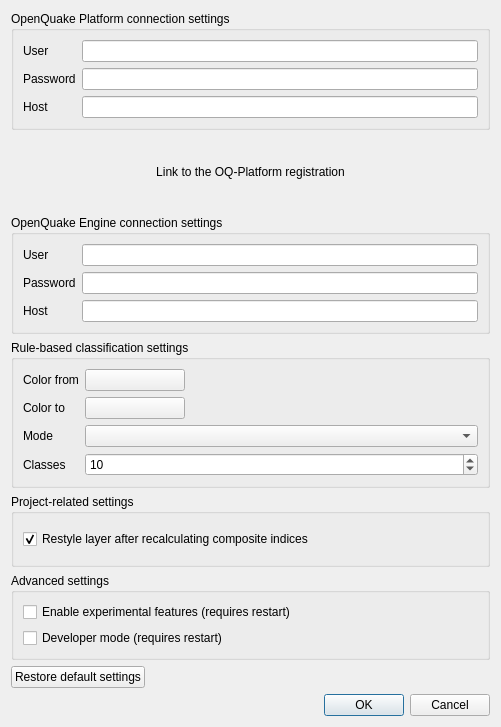
Old version of the form svir/ui/ui_settings.ui in the repository gem/oq-irmt-qgis.
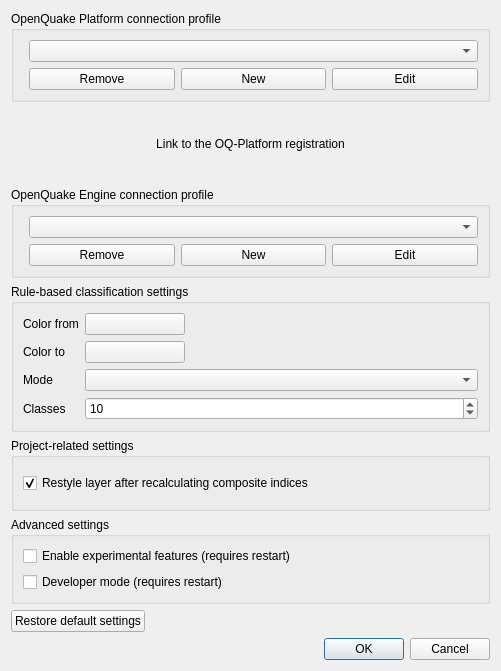
New version of the form.

Commit message: Management of multiple connection profiles

The edit to the form file:
```diff
--- a/svir/ui/ui_settings.ui
+++ b/svir/ui/ui_settings.ui
@@ -7,7 +7,7 @@
     <x>0</x>
     <y>0</y>
     <width>501</width>
-    <height>727</height>
+    <height>671</height>
    </rect>
   </property>
   <property name="windowTitle">
@@ -17,45 +17,42 @@
    <item>
     <widget class="QGroupBox" name="platform_settings_gbx">
      <property name="title">
-      <string>OpenQuake Platform connection settings</string>
+      <string>OpenQuake Platform connection profile</string>
      </property>
      <layout class="QFormLayout" name="formLayout">
       <property name="fieldGrowthPolicy">
        <enum>QFormLayout::AllNonFixedFieldsGrow</enum>
       </property>
-      <item row="0" column="0">
-       <widget class="QLabel" name="label">
-        <property name="text">
-         <string>User</string>
-        </property>
-       </widget>
-      </item>
       <item row="0" column="1">
-       <widget class="QLineEdit" name="platformUsernameEdit"/>
-      </item>
-      <item row="1" column="0">
-       <widget class="QLabel" name="label_2">
-        <property name="text">
-         <string>Password</string>
-        </property>
-       </widget>
+       <widget class="QComboBox" name="platform_profile_cbx"/>
       </item>
       <item row="1" column="1">
-       <widget class="QLineEdit" name="platformPasswordEdit">
-        <property name="echoMode">
-         <enum>QLineEdit::Password</enum>
+       <layout class="QHBoxLayout" name="horizontalLayout_2">
+        <property name="topMargin">
+         <number>0</number>
         </property>
-       </widget>
-      </item>
-      <item row="2" column="0">
-       <widget class="QLabel" name="label_3">
+        <item>
+         <widget class="QPushButton" name="pla_remove_btn">
+          <property name="text">
+           <string>Remove</string>
+          </property>
+         </widget>
+        </item>
+        <item>
+         <widget class="QPushButton" name="pla_new_btn">
         <property name="text">
-         <string>Host</string>
+           <string>New</string>
         </property>
        </widget>
       </item>
-      <item row="2" column="1">
-       <widget class="QLineEdit" name="platformHostnameEdit"/>
+        <item>
+         <widget class="QPushButton" name="pla_edit_btn">
+          <property name="text">
+           <string>Edit</string>
+          </property>
+         </widget>
+        </item>
+       </layout>
       </item>
      </layout>
     </widget>
@@ -79,45 +76,42 @@
    <item>
     <widget class="QGroupBox" name="engine_settings_gbx">
      <property name="title">
-      <string>OpenQuake Engine connection settings</string>
+      <string>OpenQuake Engine connection profile</string>
      </property>
      <layout class="QFormLayout" name="formLayout_4">
       <property name="fieldGrowthPolicy">
        <enum>QFormLayout::AllNonFixedFieldsGrow</enum>
       </property>
-      <item row="0" column="0">
-       <widget class="QLabel" name="label_6">
-        <property name="text">
-         <string>User</string>
-        </property>
-       </widget>
-      </item>
       <item row="0" column="1">
-       <widget class="QLineEdit" name="engineUsernameEdit"/>
-      </item>
-      <item row="1" column="0">
-       <widget class="QLabel" name="label_7">
-        <property name="text">
-         <string>Password</string>
-        </property>
-       </widget>
+       <widget class="QComboBox" name="engine_profile_cbx"/>
       </item>
       <item row="1" column="1">
-       <widget class="QLineEdit" name="enginePasswordEdit">
-        <property name="echoMode">
-         <enum>QLineEdit::Password</enum>
+       <layout class="QHBoxLayout" name="horizontalLayout_3">
+        <property name="topMargin">
+         <number>0</number>
         </property>
-       </widget>
-      </item>
-      <item row="2" column="0">
-       <widget class="QLabel" name="label_8">
+        <item>
+         <widget class="QPushButton" name="eng_remove_btn">
+          <property name="text">
+           <string>Remove</string>
+          </property>
+         </widget>
+        </item>
+        <item>
+         <widget class="QPushButton" name="eng_new_btn">
         <property name="text">
-         <string>Host</string>
+           <string>New</string>
         </property>
        </widget>
       </item>
-      <item row="2" column="1">
-       <widget class="QLineEdit" name="engineHostnameEdit"/>
+        <item>
+         <widget class="QPushButton" name="eng_edit_btn">
+          <property name="text">
+           <string>Edit</string>
+          </property>
+         </widget>
+        </item>
+       </layout>
       </item>
      </layout>
     </widget>
```
Lines whose indentation alone changed are shown as unchanged. The commit also changes 3 other files.
